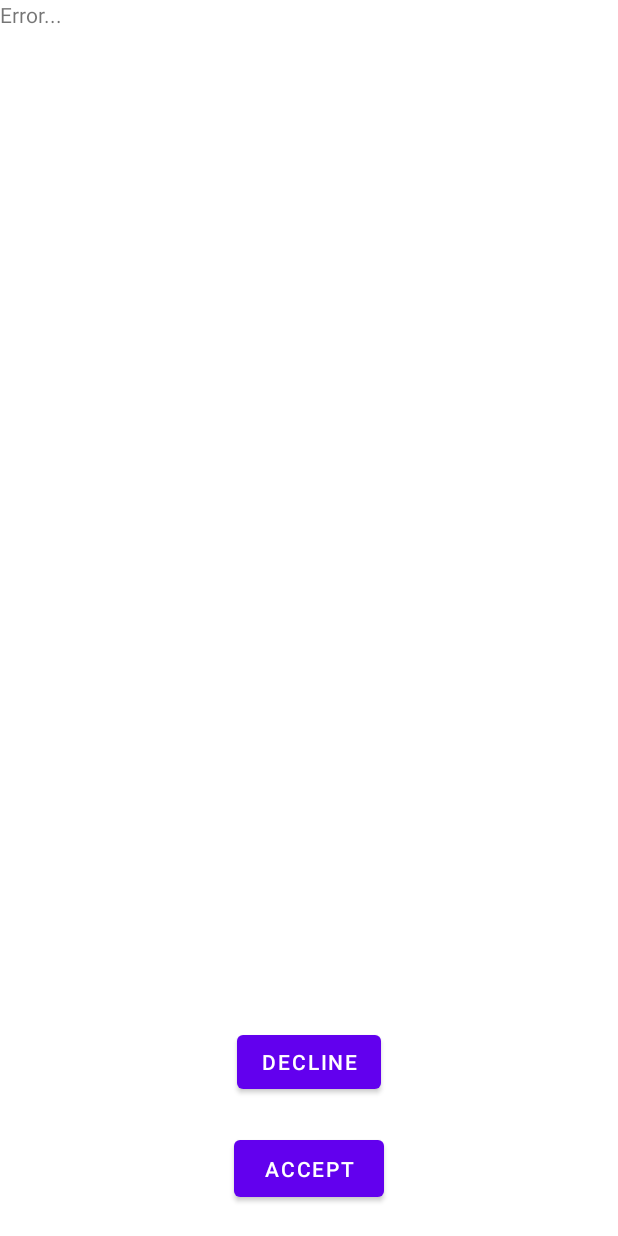
After one commit to bulrog/cistev2-app, an Android app: the layout disclaimer.xml on its own in the app's theme, with its tools: preview values and no code run, on a phone screen of 412 x 824 dp. The commit adds this screen. Run offline under Robolectric (Android 15) with nearby library versions, the phone set to English and light mode, and no system bars.

Commit message:
master: add disclaimer at start of app.

```diff
--- a/app/src/main/AndroidManifest.xml
+++ b/app/src/main/AndroidManifest.xml
@@ -14,7 +14,7 @@
         android:supportsRtl="true"
         android:theme="@style/Theme.Ciste2dot0">
         <activity
-            android:name=".SignInActivity"
+            android:name=".DisclaimerActivity"
             android:configChanges="keyboardHidden|orientation|screenSize">
             <intent-filter>
                 <action android:name="android.intent.action.MAIN" />
@@ -35,6 +35,10 @@
             android:name=".GameMgtActivity"
             android:configChanges="keyboardHidden|orientation|screenSize">
         </activity>
+        <activity
+            android:name=".SignInActivity"
+            android:configChanges="keyboardHidden|orientation|screenSize">
+        </activity>
     </application>
 
 </manifest>
--- /dev/null
+++ b/app/src/main/res/layout/disclaimer.xml
@@ -0,0 +1,35 @@
+<?xml version="1.0" encoding="utf-8"?>
+<androidx.constraintlayout.widget.ConstraintLayout xmlns:android="http://schemas.android.com/apk/res/android"
+    xmlns:app="http://schemas.android.com/apk/res-auto"
+    xmlns:tools="http://schemas.android.com/tools"
+    android:layout_width="match_parent"
+    android:layout_height="match_parent">
+
+    <TextView
+        android:id="@+id/disclaimer_text"
+        android:layout_width="match_parent"
+        android:layout_height="match_parent"
+        android:scrollbars="vertical"
+        android:text="Error..." />
+
+    <Button
+        android:id="@+id/accept_button"
+        android:layout_width="100dp"
+        android:layout_height="50dp"
+        android:layout_marginBottom="20dp"
+        android:text="@string/accept"
+        app:elevation="10dp"
+        app:layout_constraintBottom_toBottomOf="parent"
+        app:layout_constraintEnd_toEndOf="parent"
+        app:layout_constraintStart_toStartOf="parent" />
+
+    <Button
+        android:id="@+id/decline_button"
+        android:layout_width="wrap_content"
+        android:layout_height="wrap_content"
+        android:layout_marginBottom="92dp"
+        android:text="@string/decline"
+        app:layout_constraintBottom_toBottomOf="parent"
+        app:layout_constraintEnd_toEndOf="parent"
+        app:layout_constraintStart_toStartOf="parent" />
+</androidx.constraintlayout.widget.ConstraintLayout>
--- a/app/src/main/res/values/strings.xml
+++ b/app/src/main/res/values/strings.xml
@@ -108,5 +108,7 @@
     <string name="game_size">Size</string>
     <string name="game_author">Author</string>
     <string name="game_under_review">Game under review, not playable yet!!</string>
+    <string name="accept">accept</string>
+    <string name="decline">decline</string>
 
 </resources>
```
Also changed, not shown: app/src/main/java/com/bulrog59/ciste2dot0/DisclaimerActivity.kt (added, +35 -0 lines), app/src/main/res/raw/disclaimer_en.txt (added, +10 -0 lines), app/src/main/res/raw/disclaimer_fr.txt (added, +10 -0 lines), 1 other file.
